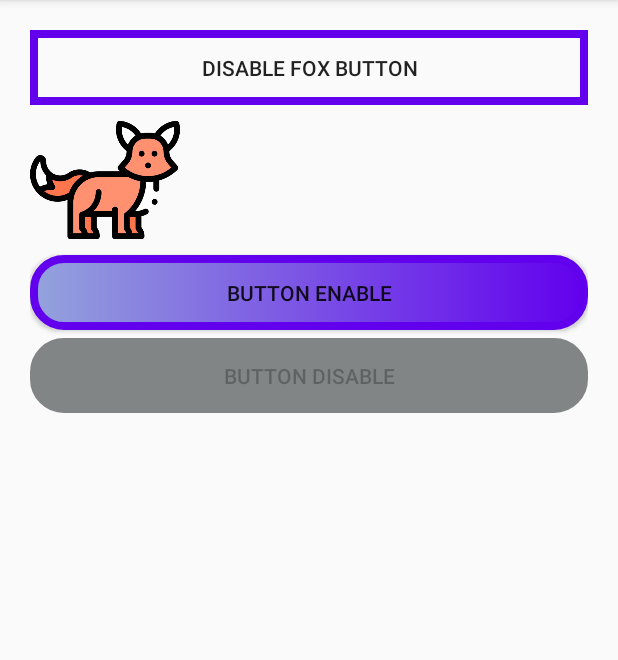
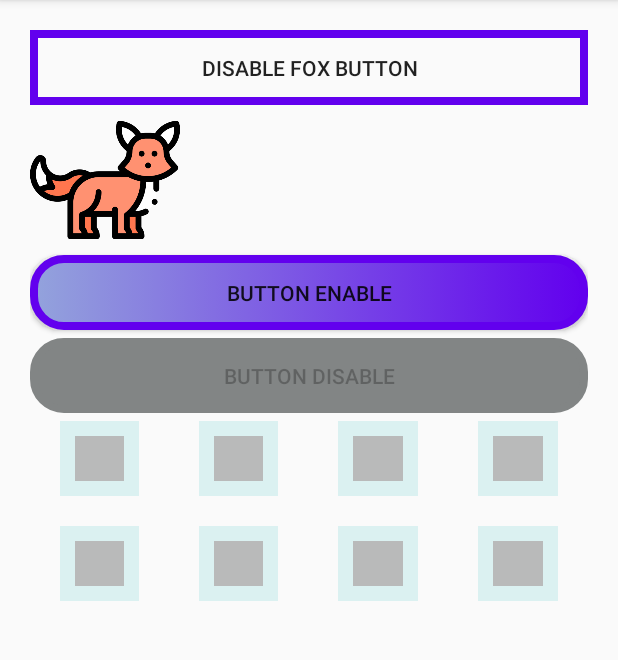
Before and after one commit to ragar90/background-example, an Android app: the screen it shows after launch (MainActivity), on a phone screen of 412 x 824 dp, the part 84-744 px from its top. Run offline under Robolectric (Android 15) with nearby library versions, the phone set to English and light mode, and no system bars.

Commit message:
6- Checkboxes and LayerList

```diff
--- /dev/null
+++ b/app/src/main/res/drawable/radio_button.xml
@@ -0,0 +1,6 @@
+<?xml version="1.0" encoding="utf-8"?>
+<selector xmlns:android="http://schemas.android.com/apk/res/android">
+    <item android:drawable="@drawable/radio_button_unchecked" android:state_checked="false" android:state_enabled="true"/>
+    <item android:drawable="@drawable/radio_button_checked" android:state_checked="true" android:state_enabled="true"/>
+    <item android:drawable="@drawable/radio_button_disable" android:state_enabled="false"/>
+</selector>
--- /dev/null
+++ b/app/src/main/res/drawable/radio_button_checked.xml
@@ -0,0 +1,16 @@
+<?xml version="1.0" encoding="utf-8"?>
+<layer-list xmlns:android="http://schemas.android.com/apk/res/android">
+    <item>
+        <shape android:shape="rectangle">
+            <solid android:color="@color/radio_btn_outside"/>
+        </shape>
+    </item>
+    <item android:top="@dimen/radios_diff"
+        android:bottom="@dimen/radios_diff"
+        android:right="@dimen/radios_diff"
+        android:left="@dimen/radios_diff">
+        <shape android:shape="rectangle">
+            <solid android:color="@color/radio_btn_inside_checked"/>
+        </shape>
+    </item>
+</layer-list>
--- /dev/null
+++ b/app/src/main/res/drawable/radio_button_disable.xml
@@ -0,0 +1,16 @@
+<?xml version="1.0" encoding="utf-8"?>
+<layer-list xmlns:android="http://schemas.android.com/apk/res/android">
+    <item>
+        <shape android:shape="rectangle">
+            <solid android:color="@color/radio_btn_outside_disable"/>
+        </shape>
+    </item>
+    <item android:top="@dimen/radios_diff"
+        android:bottom="@dimen/radios_diff"
+        android:right="@dimen/radios_diff"
+        android:left="@dimen/radios_diff">
+        <shape android:shape="rectangle">
+            <solid android:color="@color/radio_btn_disable"/>
+        </shape>
+    </item>
+</layer-list>
--- /dev/null
+++ b/app/src/main/res/drawable/radio_button_unchecked.xml
@@ -0,0 +1,16 @@
+<?xml version="1.0" encoding="utf-8"?>
+<layer-list xmlns:android="http://schemas.android.com/apk/res/android">
+    <item>
+        <shape android:shape="rectangle">
+            <solid android:color="@color/radio_btn_outside"/>
+        </shape>
+    </item>
+    <item android:top="@dimen/radios_diff"
+        android:bottom="@dimen/radios_diff"
+        android:right="@dimen/radios_diff"
+        android:left="@dimen/radios_diff">
+        <shape android:shape="rectangle">
+            <solid android:color="@color/radio_btn_inside"/>
+        </shape>
+    </item>
+</layer-list>
--- a/app/src/main/res/layout/activity_main.xml
+++ b/app/src/main/res/layout/activity_main.xml
@@ -45,6 +45,28 @@
           android:background="@drawable/round_border"
           android:layout_marginBottom="5dp"
           />
+      <RadioGroup
+          android:layout_width="match_parent"
+          android:layout_height="wrap_content"
+          android:orientation="horizontal"
+          android:weightSum="4"
+          android:layout_marginBottom="20dp">
+        <RadioButton style="@style/AppTheme.RadioButton"/>
+        <RadioButton style="@style/AppTheme.RadioButton"/>
+        <RadioButton style="@style/AppTheme.RadioButton"/>
+        <RadioButton style="@style/AppTheme.RadioButton"/>
+      </RadioGroup>
+
+      <RadioGroup
+          android:layout_width="match_parent"
+          android:layout_height="wrap_content"
+          android:orientation="horizontal"
+          android:weightSum="4">
+          <CheckBox style="@style/AppTheme.RadioButton"/>
+          <CheckBox style="@style/AppTheme.RadioButton"/>
+          <CheckBox style="@style/AppTheme.RadioButton"/>
+          <CheckBox style="@style/AppTheme.RadioButton"/>
+      </RadioGroup>
     </LinearLayout>
   </androidx.core.widget.NestedScrollView>
 
--- a/app/src/main/res/values/colors.xml
+++ b/app/src/main/res/values/colors.xml
@@ -8,4 +8,9 @@
   <color name="colorPressed">#E30E0E</color>
   <color name="colorStartPressed">#E85F5F</color>
   <color name="colorBackground">#EDE3DA</color>
+  <color name="radio_btn_outside">#DBF1F1</color>
+  <color name="radio_btn_outside_disable">#FBFDFD</color>
+  <color name="radio_btn_inside">#B9BABA</color>
+  <color name="radio_btn_disable">#D8DCDC</color>
+  <color name="radio_btn_inside_checked">#3EF13E</color>
 </resources>
--- a/app/src/main/res/values/dimens.xml
+++ b/app/src/main/res/values/dimens.xml
@@ -2,4 +2,5 @@
 <resources>
     <dimen name="button_stroke">5dp</dimen>
     <dimen name="round_border_radios">20dp</dimen>
+    <dimen name="radios_diff">10dp</dimen>
 </resources>
--- a/app/src/main/res/values/styles.xml
+++ b/app/src/main/res/values/styles.xml
@@ -7,4 +7,14 @@
     <item name="colorAccent">@color/colorAccent</item>
   </style>
 
+  <style name="AppTheme.RadioButton">
+    <item name="android:background">@drawable/radio_button</item>
+    <item name="android:button">@null</item>
+    <item name="android:layout_marginStart">20dp</item>
+    <item name="android:layout_marginEnd">20dp</item>
+    <item name="android:layout_width">50dp</item>
+    <item name="android:layout_height">50dp</item>
+    <item name="android:layout_weight">1</item>
+  </style>
+
 </resources>
```
